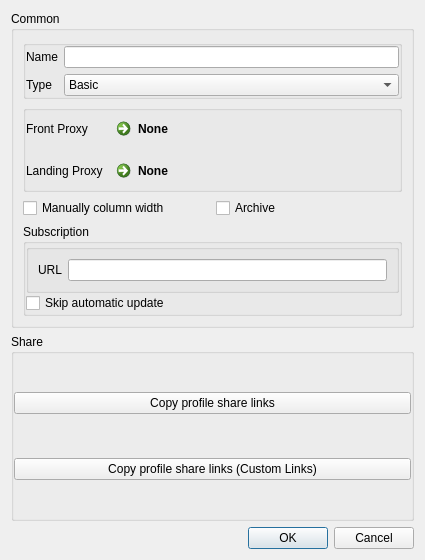
This is include/ui/group/dialog_edit_group.ui in qr243vbi/nekobox as Qt 5 draws it before an edit. The edited form follows.
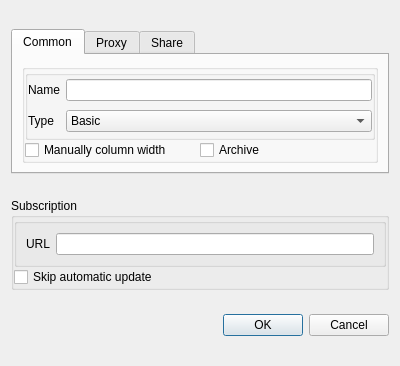
This is the edited form. Custom widgets are drawn as their Qt base class.

Commit message: Group Landing and Front proxy chooser

Patch:
```diff
--- a/include/ui/group/dialog_edit_group.ui
+++ b/include/ui/group/dialog_edit_group.ui
@@ -6,8 +6,8 @@
    <rect>
     <x>0</x>
     <y>0</y>
-    <width>425</width>
-    <height>560</height>
+    <width>400</width>
+    <height>366</height>
    </rect>
   </property>
   <property name="minimumSize">
@@ -21,22 +21,59 @@
   </property>
   <layout class="QVBoxLayout" name="verticalLayout">
    <item>
-    <widget class="QGroupBox" name="cat_common">
+    <widget class="QTabWidget" name="tabs">
      <property name="sizePolicy">
-      <sizepolicy hsizetype="Preferred" vsizetype="Maximum">
+      <sizepolicy hsizetype="Expanding" vsizetype="Fixed">
        <horstretch>0</horstretch>
        <verstretch>0</verstretch>
       </sizepolicy>
      </property>
-     <property name="title">
+     <property name="currentIndex">
+      <number>0</number>
+     </property>
+     <widget class="QWidget" name="Common">
+      <attribute name="title">
       <string>Common</string>
+      </attribute>
+      <layout class="QHBoxLayout" name="horizontalLayout">
+       <item>
+        <widget class="QGroupBox" name="cat_common">
+         <property name="sizePolicy">
+          <sizepolicy hsizetype="Minimum" vsizetype="Minimum">
+           <horstretch>0</horstretch>
+           <verstretch>0</verstretch>
+          </sizepolicy>
+         </property>
+         <property name="title">
+          <string/>
      </property>
      <property name="flat">
-      <bool>false</bool>
+          <bool>true</bool>
      </property>
      <layout class="QVBoxLayout" name="verticalLayout_3">
+          <property name="spacing">
+           <number>0</number>
+          </property>
+          <property name="leftMargin">
+           <number>0</number>
+          </property>
+          <property name="topMargin">
+           <number>0</number>
+          </property>
+          <property name="rightMargin">
+           <number>0</number>
+          </property>
+          <property name="bottomMargin">
+           <number>0</number>
+          </property>
       <item>
        <widget class="QGroupBox" name="groupBox">
+            <property name="sizePolicy">
+             <sizepolicy hsizetype="Preferred" vsizetype="Minimum">
+              <horstretch>0</horstretch>
+              <verstretch>0</verstretch>
+             </sizepolicy>
+            </property>
         <property name="title">
          <string/>
         </property>
@@ -91,7 +128,41 @@
        </widget>
       </item>
       <item>
+           <layout class="QHBoxLayout" name="horizontalLayout_2">
+            <item>
+             <widget class="QCheckBox" name="manually_column_width">
+              <property name="text">
+               <string>Manually column width</string>
+              </property>
+             </widget>
+            </item>
+            <item>
+             <widget class="QCheckBox" name="archive">
+              <property name="text">
+               <string>Archive</string>
+              </property>
+             </widget>
+            </item>
+           </layout>
+          </item>
+         </layout>
+        </widget>
+       </item>
+      </layout>
+     </widget>
+     <widget class="QWidget" name="Proxy">
+      <attribute name="title">
+       <string>Proxy</string>
+      </attribute>
+      <layout class="QHBoxLayout" name="horizontalLayout_4">
+       <item>
        <widget class="QGroupBox" name="groupBox_2">
+         <property name="sizePolicy">
+          <sizepolicy hsizetype="Preferred" vsizetype="Minimum">
+           <horstretch>0</horstretch>
+           <verstretch>0</verstretch>
+          </sizepolicy>
+         </property>
         <property name="title">
          <string/>
         </property>
@@ -154,26 +225,39 @@
         </layout>
        </widget>
       </item>
+      </layout>
+     </widget>
+     <widget class="QWidget" name="Share">
+      <attribute name="title">
+       <string>Share</string>
+      </attribute>
+      <layout class="QVBoxLayout" name="verticalLayout_2">
       <item>
-       <layout class="QHBoxLayout" name="horizontalLayout_2">
-        <item>
-         <widget class="QCheckBox" name="manually_column_width">
+        <widget class="QPushButton" name="copy_links">
           <property name="text">
-           <string>Manually column width</string>
+          <string>Copy profile share links</string>
           </property>
          </widget>
         </item>
         <item>
-         <widget class="QCheckBox" name="archive">
+        <widget class="QPushButton" name="copy_links_nkr">
           <property name="text">
-           <string>Archive</string>
+          <string>Copy profile share links (Custom Links)</string>
           </property>
          </widget>
         </item>
        </layout>
+     </widget>
+    </widget>
       </item>
       <item>
        <widget class="QGroupBox" name="cat_sub">
+     <property name="sizePolicy">
+      <sizepolicy hsizetype="Preferred" vsizetype="Fixed">
+       <horstretch>0</horstretch>
+       <verstretch>0</verstretch>
+      </sizepolicy>
+     </property>
         <property name="title">
          <string>Subscription</string>
         </property>
@@ -208,6 +292,12 @@
          </item>
          <item row="0" column="0">
           <widget class="QGroupBox" name="horizontalGroupBox">
+        <property name="sizePolicy">
+         <sizepolicy hsizetype="Preferred" vsizetype="Fixed">
+          <horstretch>0</horstretch>
+          <verstretch>0</verstretch>
+         </sizepolicy>
+        </property>
            <property name="flat">
             <bool>true</bool>
            </property>
@@ -223,44 +313,6 @@
              <widget class="MyLineEdit" name="url"/>
             </item>
            </layout>
-          </widget>
-         </item>
-        </layout>
-       </widget>
-      </item>
-     </layout>
-    </widget>
-   </item>
-   <item>
-    <widget class="QGroupBox" name="qr243vbi_share_group">
-     <property name="title">
-      <string>Share</string>
-     </property>
-     <layout class="QGridLayout" name="gridLayout_5">
-      <property name="leftMargin">
-       <number>0</number>
-      </property>
-      <property name="topMargin">
-       <number>0</number>
-      </property>
-      <property name="rightMargin">
-       <number>0</number>
-      </property>
-      <property name="bottomMargin">
-       <number>0</number>
-      </property>
-      <item row="0" column="0">
-       <widget class="QPushButton" name="copy_links">
-        <property name="text">
-         <string>Copy profile share links</string>
-        </property>
-       </widget>
-      </item>
-      <item row="1" column="0">
-       <widget class="QPushButton" name="copy_links_nkr">
-        <property name="text">
-         <string>Copy profile share links (Custom Links)</string>
-        </property>
        </widget>
       </item>
      </layout>
```
Lines whose indentation alone changed are shown as unchanged. The commit also changes 3 other files.
